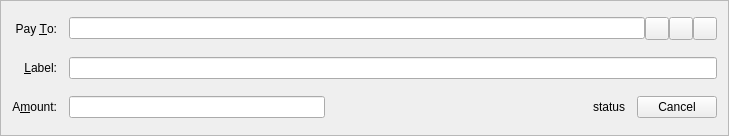
atcsecure/XC2, file src/qt/forms/sendcoinsentry.ui: the form before one commit.
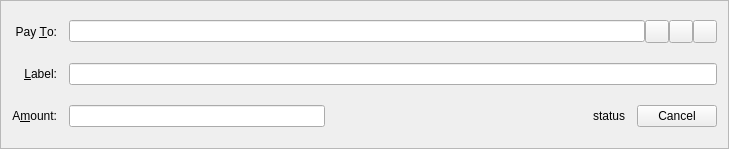
The form after the commit. Icons and pictures are not drawn. Custom widgets are drawn as their Qt base class.

Diff of the .ui file:
```diff
--- a/src/qt/forms/sendcoinsentry.ui
+++ b/src/qt/forms/sendcoinsentry.ui
@@ -7,7 +7,7 @@
     <x>0</x>
     <y>0</y>
     <width>729</width>
-    <height>136</height>
+    <height>149</height>
    </rect>
   </property>
   <property name="windowTitle">
```
Left out of the diff: 52 changed lines with no effect on the pictures.
